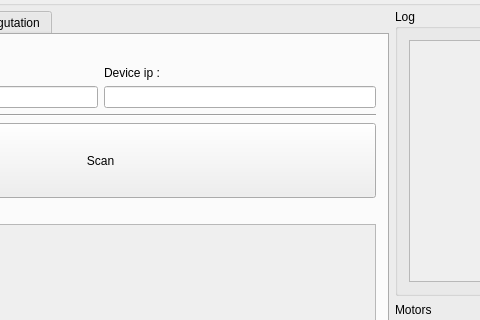
Above: dario.ui from exmachina-dev/EXM-dario before the change; both pictures show x 194 to 674 and y 0 to 320 of the 980 by 650 pixel window. Below: the same form after it.
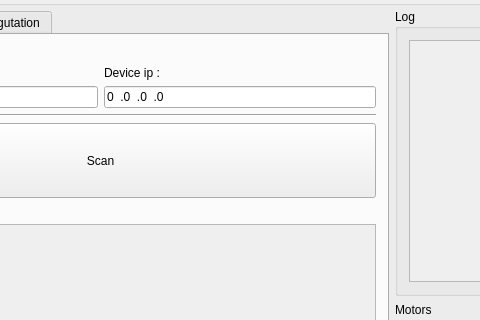
That is the form after the change. Icons and pictures are not drawn.

Commit message: Add inputMask to device ip

```diff
--- a/dario.ui
+++ b/dario.ui
@@ -730,7 +730,14 @@
                     </widget>
                    </item>
                    <item row="1" column="1">
-                    <widget class="QLineEdit" name="lineEdit"/>
+                    <widget class="QLineEdit" name="lineEdit">
+                     <property name="inputMask">
+                      <string>000.000.000.000</string>
+                     </property>
+                     <property name="text">
+                      <string>0.0.0.0</string>
+                     </property>
+                    </widget>
                    </item>
                    <item row="1" column="0">
                     <widget class="QLineEdit" name="lineEdit_2"/>
```
Left out of the diff: 7 changed lines with no effect on the pictures.
